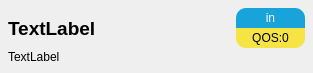
The window that cells/cellmessageitem.ui (mobius-software-ltd/iotbroker.cloud-cpp-client) describes before a commit, drawn with Qt 5.
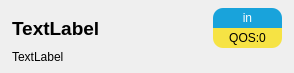
The same window after the commit.

Diff of the .ui file:
```diff
--- a/cells/cellmessageitem.ui
+++ b/cells/cellmessageitem.ui
@@ -6,22 +6,22 @@
    <rect>
     <x>0</x>
     <y>0</y>
-    <width>313</width>
+    <width>294</width>
     <height>73</height>
    </rect>
   </property>
   <property name="windowTitle">
    <string>Form</string>
   </property>
-  <layout class="QGridLayout" name="gridLayout">
+  <layout class="QGridLayout" name="gridLayout_2">
    <property name="leftMargin">
-    <number>8</number>
+    <number>12</number>
    </property>
    <property name="topMargin">
     <number>8</number>
    </property>
    <property name="rightMargin">
-    <number>8</number>
+    <number>12</number>
    </property>
    <property name="bottomMargin">
     <number>8</number>
@@ -49,24 +49,11 @@
       </widget>
      </item>
      <item>
-      <spacer name="horizontalSpacer">
-       <property name="orientation">
-        <enum>Qt::Horizontal</enum>
-       </property>
-       <property name="sizeHint" stdset="0">
-        <size>
-         <width>40</width>
-         <height>20</height>
-        </size>
-       </property>
-      </spacer>
-     </item>
-     <item>
-      <layout class="QVBoxLayout" name="verticalLayout">
+      <layout class="QGridLayout" name="gridLayout">
        <property name="spacing">
         <number>0</number>
        </property>
-       <item>
+       <item row="0" column="0">
         <widget class="QLabel" name="incomingLabel">
          <property name="minimumSize">
           <size>
@@ -99,7 +86,7 @@
          </property>
         </widget>
        </item>
-       <item>
+       <item row="1" column="0">
         <widget class="QLabel" name="qosLabel">
          <property name="minimumSize">
           <size>
```
